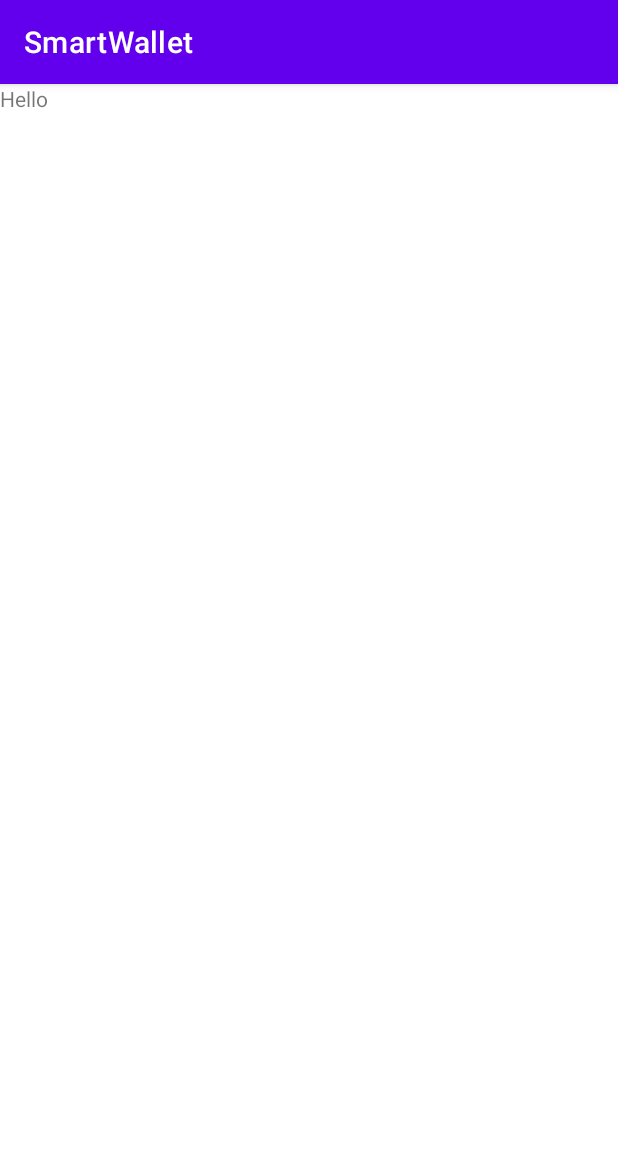
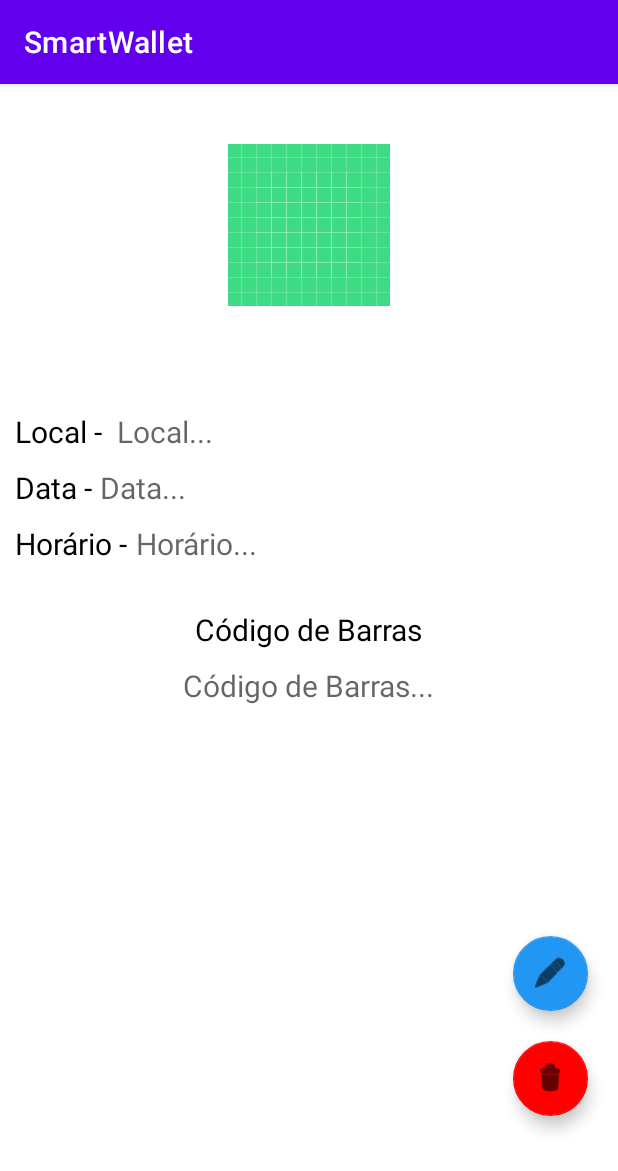
Before and after one commit to brverdan/SmartWallet, an Android app: the fragment DetailsTicketFragment shown on its own in the app's theme, on a phone screen of 412 x 824 dp. Shown: the top 1171 px of the screen. Run offline under Robolectric (Android 15) with nearby library versions, the phone set to English and light mode, and no system bars.

Commit message:
Design da tela de detalhes do ticket.

```diff
--- a/app/src/main/res/layout/details_ticket_fragment.xml
+++ b/app/src/main/res/layout/details_ticket_fragment.xml
@@ -1,13 +1,141 @@
 <?xml version="1.0" encoding="utf-8"?>
-<FrameLayout xmlns:android="http://schemas.android.com/apk/res/android"
+<androidx.constraintlayout.widget.ConstraintLayout xmlns:android="http://schemas.android.com/apk/res/android"
+    xmlns:app="http://schemas.android.com/apk/res-auto"
     xmlns:tools="http://schemas.android.com/tools"
+    android:id="@+id/detailsTicketFrameLayout"
     android:layout_width="match_parent"
     android:layout_height="match_parent"
-    tools:context=".ui.ticket.details.DetailsTicketFragment">
+    tools:context=".ui.ticket.details.DetailsTicketFragment" >
+
+    <ImageView
+        android:id="@+id/imageView"
+        android:layout_width="wrap_content"
+        android:layout_height="wrap_content"
+        android:layout_marginTop="40dp"
+        android:src="@drawable/ic_launcher_background"
+        app:layout_constraintEnd_toEndOf="parent"
+        app:layout_constraintStart_toStartOf="parent"
+        app:layout_constraintTop_toTopOf="parent" />
 
     <TextView
-        android:layout_width="match_parent"
-        android:layout_height="match_parent"
-        android:text="Hello" />
+        android:id="@+id/textLabelLocalDetail"
+        android:layout_width="wrap_content"
+        android:layout_height="wrap_content"
+        android:layout_marginStart="10dp"
+        android:layout_marginTop="70dp"
+        android:text="Local - "
+        android:textColor="#000000"
+        android:textSize="20sp"
+        app:layout_constraintStart_toStartOf="parent"
+        app:layout_constraintTop_toBottomOf="@+id/imageView" />
 
-</FrameLayout>
+    <TextView
+        android:id="@+id/textViewLocalDetail"
+        android:layout_width="wrap_content"
+        android:layout_height="wrap_content"
+        android:layout_marginStart="5dp"
+        android:layout_marginTop="70dp"
+        android:hint="Local..."
+        android:textColor="#000000"
+        android:textSize="20sp"
+        app:layout_constraintStart_toEndOf="@+id/textLabelLocalDetail"
+        app:layout_constraintTop_toBottomOf="@+id/imageView" />
+
+    <TextView
+        android:id="@+id/textLabelDataDetail"
+        android:layout_width="wrap_content"
+        android:layout_height="wrap_content"
+        android:layout_marginStart="10dp"
+        android:layout_marginTop="10dp"
+        android:text="Data -"
+        android:textColor="#000000"
+        android:textSize="20sp"
+        app:layout_constraintStart_toStartOf="parent"
+        app:layout_constraintTop_toBottomOf="@+id/textLabelLocalDetail" />
+
+    <TextView
+        android:id="@+id/textViewDataDetail"
+        android:layout_width="wrap_content"
+        android:layout_height="wrap_content"
+        android:layout_marginStart="5dp"
+        android:layout_marginTop="10dp"
+        android:hint="Data..."
+        android:textSize="20sp"
+        app:layout_constraintStart_toEndOf="@+id/textLabelDataDetail"
+        app:layout_constraintTop_toBottomOf="@+id/textViewLocalDetail" />
+
+    <TextView
+        android:id="@+id/textLabelHorarioDetail"
+        android:layout_width="wrap_content"
+        android:layout_height="wrap_content"
+        android:layout_marginStart="10dp"
+        android:layout_marginTop="10dp"
+        android:text="Horário -"
+        android:textColor="#000000"
+        android:textSize="20sp"
+        app:layout_constraintStart_toStartOf="parent"
+        app:layout_constraintTop_toBottomOf="@+id/textLabelDataDetail" />
+
+    <TextView
+        android:id="@+id/textViewHorarioDetail"
+        android:layout_width="wrap_content"
+        android:layout_height="wrap_content"
+        android:layout_marginStart="5dp"
+        android:layout_marginTop="10dp"
+        android:hint="Horário..."
+        android:textSize="20sp"
+        app:layout_constraintStart_toEndOf="@+id/textLabelHorarioDetail"
+        app:layout_constraintTop_toBottomOf="@+id/textViewDataDetail" />
+
+    <TextView
+        android:id="@+id/textLabelCodigoDetail"
+        android:layout_width="wrap_content"
+        android:layout_height="wrap_content"
+        android:layout_marginTop="30dp"
+        android:shadowColor="#000000"
+        android:text="Código de Barras"
+        android:textColor="#000000"
+        android:textSize="20sp"
+        app:layout_constraintEnd_toEndOf="parent"
+        app:layout_constraintStart_toStartOf="parent"
+        app:layout_constraintTop_toBottomOf="@+id/textViewHorarioDetail" />
+
+    <TextView
+        android:id="@+id/textViewCodigoDetail"
+        android:layout_width="wrap_content"
+        android:layout_height="wrap_content"
+        android:layout_marginTop="10dp"
+        android:hint="Código de Barras..."
+        android:textSize="20sp"
+        app:layout_constraintEnd_toEndOf="parent"
+        app:layout_constraintStart_toStartOf="parent"
+        app:layout_constraintTop_toBottomOf="@+id/textLabelCodigoDetail" />
+
+    <com.google.android.material.floatingactionbutton.FloatingActionButton
+        android:id="@+id/fabEditTicket"
+        android:layout_width="wrap_content"
+        android:layout_height="wrap_content"
+        android:layout_marginEnd="20dp"
+        android:layout_marginBottom="20dp"
+        android:clickable="true"
+        android:src="@android:drawable/ic_menu_edit"
+        app:backgroundTint="#2196F3"
+        app:fabCustomSize="50sp"
+        app:fabSize="auto"
+        app:layout_constraintBottom_toTopOf="@+id/fabDeleteTicket"
+        app:layout_constraintEnd_toEndOf="parent"
+        app:rippleColor="#2196F3" />
+
+    <com.google.android.material.floatingactionbutton.FloatingActionButton
+        android:id="@+id/fabDeleteTicket"
+        android:layout_width="wrap_content"
+        android:layout_height="wrap_content"
+        android:layout_marginEnd="20dp"
+        android:layout_marginBottom="80dp"
+        android:clickable="true"
+        android:src="@android:drawable/ic_menu_delete"
+        app:backgroundTint="#FF0000"
+        app:fabCustomSize="50sp"
+        app:layout_constraintBottom_toBottomOf="parent"
+        app:layout_constraintEnd_toEndOf="parent" />
+</androidx.constraintlayout.widget.ConstraintLayout>
```
